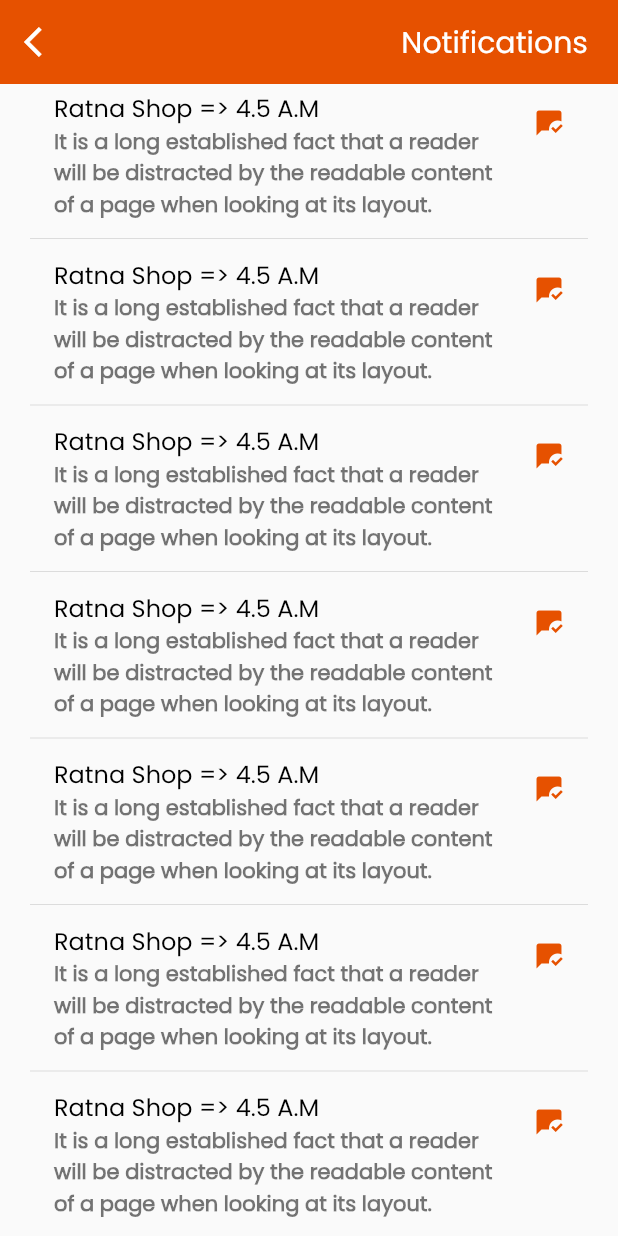
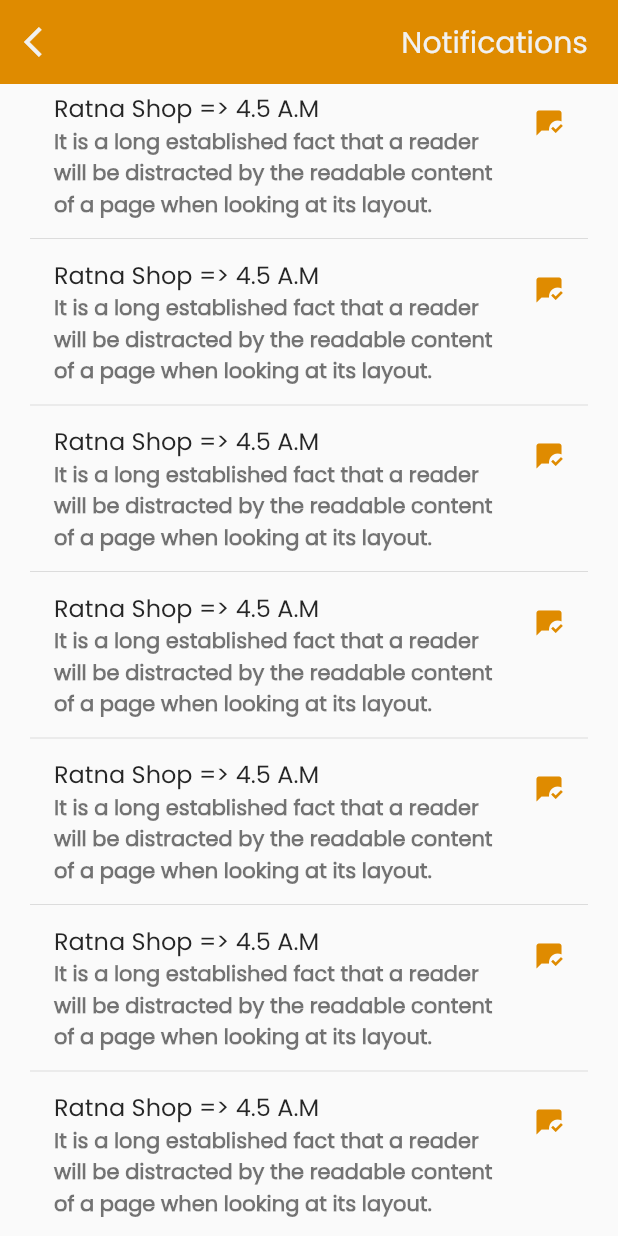
Before and after one commit to tamzid958/kenakata, a Flutter app: the screen it shows after launch, after a tap on the "notifications" icon, on a phone screen of 412 x 824 dp. Run offline on Flutter 3.47's test engine with Material 2 defaults, Android fonts, the phone set to English and light mode, and no system bars; our stand-ins replace flutter_svg, lottie.

Commit message:
color _globalization

```diff
--- a/lib/constants.dart
+++ b/lib/constants.dart
@@ -1,5 +1,8 @@
 import 'package:flutter/material.dart';
 
-const kTextColor = Color(0xFF535353);
-const kTextLightColor = Color(0xFFACACAC);
+const kTextColor = Color(0xFF262626);
+const kTextLightColor = Color(0xFFF1F1F1);
+const kOrangeColor = Color(0xFFDF8B00);
+const kRedColor = Color(0xFFFF3E20);
+const kGreenColor = Color(0xFF329B24);
 const KdefaultPaddin = 20.0;
--- a/lib/screens/home/components/body.dart
+++ b/lib/screens/home/components/body.dart
@@ -40,14 +40,14 @@ class Body extends StatelessWidget {
                     Text(
                       "Trending Deals",
                       style: TextStyle(
-                          color: Colors.black,
+                          color: kTextColor,
                           fontWeight: FontWeight.bold,
                           fontSize: 16),
                     ),
                     RotatedBox(
                       quarterTurns: 1,
                       child: IconButton(
-                          color: Colors.orange[900],
+                          color: kOrangeColor,
                           icon: Icon(Icons.arrow_circle_up),
                           iconSize: 30,
                           onPressed: () {}),
--- a/lib/screens/home/components/products.dart
+++ b/lib/screens/home/components/products.dart
@@ -29,11 +29,11 @@ class ProductCard extends StatelessWidget {
                 decoration: BoxDecoration(
                   image: DecorationImage(
                     colorFilter: ColorFilter.mode(
-                        Colors.white.withOpacity(0.3), BlendMode.dstIn),
+                        kTextLightColor.withOpacity(0.3), BlendMode.dstIn),
                     image: AssetImage(product.image),
                     fit: BoxFit.cover,
                   ),
-                  color: Colors.black87,
+                  color: kTextColor,
                   borderRadius: BorderRadius.circular(7),
                 ),
                 child: Column(
@@ -45,7 +45,7 @@ class ProductCard extends StatelessWidget {
                           icon: Icon(product.wishlist == false
                               ? Icons.favorite_border
                               : Icons.favorite),
-                          color: Colors.red,
+                          color: kRedColor,
                           onPressed: () {}),
                     ),
                     Container(
@@ -55,7 +55,7 @@ class ProductCard extends StatelessWidget {
                       child: Text(
                         product.title,
                         style: TextStyle(
-                          color: Colors.white,
+                          color: kTextLightColor,
                           fontWeight: FontWeight.w400,
                           //fontSize: 12.0,
                         ),
@@ -67,7 +67,7 @@ class ProductCard extends StatelessWidget {
                       child: Text(
                         "৳ " + product.price.toString(),
                         style: TextStyle(
-                          color: Colors.white,
+                          color: kTextLightColor,
                           fontWeight: FontWeight.bold,
                           //fontSize: 12.0,
                         ),
--- a/lib/screens/home/components/shops.dart
+++ b/lib/screens/home/components/shops.dart
@@ -1,4 +1,5 @@
 import 'package:flutter/material.dart';
+import 'package:kenakata/constants.dart';
 import 'package:kenakata/models/shop.dart';
 
 class ShopCard extends StatelessWidget {
@@ -32,11 +33,11 @@ class ShopCard extends StatelessWidget {
                 decoration: BoxDecoration(
                     image: DecorationImage(
                       colorFilter: ColorFilter.mode(
-                          Colors.white.withOpacity(0.3), BlendMode.dstIn),
+                          kTextLightColor.withOpacity(0.3), BlendMode.dstIn),
                       image: AssetImage(shop.image),
                       fit: BoxFit.cover,
                     ),
-                    color: Colors.black87,
+                    color: kTextColor,
                     borderRadius: BorderRadius.all(Radius.circular(7.0))),
                 child: Column(
                   crossAxisAlignment: CrossAxisAlignment.start,
@@ -45,7 +46,7 @@ class ShopCard extends StatelessWidget {
                       shop.title,
                       style: TextStyle(
                           fontSize: 10,
-                          color: Colors.white,
+                          color: kTextLightColor,
                           fontWeight: FontWeight.bold),
                     ),
                     Row(
@@ -56,13 +57,13 @@ class ShopCard extends StatelessWidget {
                             "Rating : " + shop.rating.toString(),
                             style: TextStyle(
                               fontSize: 7,
-                              color: Colors.white,
+                              color: kTextLightColor,
                             ),
                           ),
                           Icon(
                             Icons.star,
                             size: 9,
-                            color: Colors.orange[900],
+                            color: kOrangeColor,
                           )
                         ]),
                     Row(
@@ -74,12 +75,12 @@ class ShopCard extends StatelessWidget {
                           "Visit Now  ",
                           style: TextStyle(
                               fontSize: 7,
-                              color: Colors.white,
+                              color: kTextLightColor,
                               fontWeight: FontWeight.bold),
                         ),
                         Icon(
                           Icons.arrow_forward_ios,
-                          color: Colors.white,
+                          color: kTextLightColor,
                           size: 9,
                         )
                       ],
--- a/lib/screens/home/home.dart
+++ b/lib/screens/home/home.dart
@@ -1,5 +1,6 @@
 import 'package:flutter/material.dart';
 import 'package:flutter_svg/flutter_svg.dart';
+import 'package:kenakata/constants.dart';
 import 'package:kenakata/screens/home/components/body.dart';
 import 'package:kenakata/screens/notifications/notifications.dart';
 
@@ -16,7 +17,7 @@ class HomeScreen extends StatelessWidget {
 
 AppBar buildAppBar(BuildContext context) {
   return AppBar(
-    backgroundColor: Colors.white,
+    backgroundColor: kTextLightColor,
     elevation: 0,
     leading: Row(
       mainAxisAlignment: MainAxisAlignment.center,
@@ -32,7 +33,7 @@ AppBar buildAppBar(BuildContext context) {
     actions: <Widget>[
       IconButton(
         icon: Icon(Icons.notifications_outlined),
-        color: Colors.black87,
+        color: kTextColor,
         onPressed: () {
           Navigator.push(
             context,
@@ -42,12 +43,12 @@ AppBar buildAppBar(BuildContext context) {
       ),
       IconButton(
         icon: Icon(Icons.shopping_bag_outlined),
-        color: Colors.black87,
+        color: kTextColor,
         onPressed: () {},
       ),
       IconButton(
         icon: Icon(Icons.person_outline_rounded),
-        color: Colors.black87,
+        color: kTextColor,
         onPressed: () {},
       )
     ],
--- a/lib/screens/itemdetails/components/body.dart
+++ b/lib/screens/itemdetails/components/body.dart
@@ -28,11 +28,11 @@ class Body extends StatelessWidget {
                         decoration: BoxDecoration(
                       image: DecorationImage(
                         colorFilter: ColorFilter.mode(
-                            Colors.white.withOpacity(0.3), BlendMode.dstIn),
+                            kTextLightColor.withOpacity(0.3), BlendMode.dstIn),
                         image: AssetImage(product.image),
                         fit: BoxFit.cover,
                       ),
-                      color: Colors.black87,
+                      color: kTextColor,
                     )),
                     Container(
                       margin: EdgeInsets.only(top: size.height * 0.3),
@@ -42,7 +42,7 @@ class Body extends StatelessWidget {
                           left: KdefaultPaddin,
                           right: KdefaultPaddin),
                       decoration: BoxDecoration(
-                        color: Colors.white,
+                        color: kTextLightColor,
                         borderRadius: BorderRadius.only(
                           topLeft: Radius.circular(20),
                           topRight: Radius.circular(20),
--- a/lib/screens/itemdetails/components/productTitleWithImage.dart
+++ b/lib/screens/itemdetails/components/productTitleWithImage.dart
@@ -17,14 +17,14 @@ class ProductTitleWithImage extends StatelessWidget {
         children: <Widget>[
           Text(
             product.title,
-            style: TextStyle(color: Colors.white),
+            style: TextStyle(color: kTextLightColor),
           ),
           Text(
             product.shopNameByIdPerProduct,
             style: Theme.of(context)
                 .textTheme
                 .headline4
-                .copyWith(color: Colors.white, fontWeight: FontWeight.bold),
+                .copyWith(color: kTextLightColor, fontWeight: FontWeight.bold),
           ),
           Row(
             children: <Widget>[
@@ -34,7 +34,7 @@ class ProductTitleWithImage extends StatelessWidget {
                 TextSpan(
                     text: "৳" + product.price.toString(),
                     style: Theme.of(context).textTheme.headline4.copyWith(
-                        color: Colors.white, fontWeight: FontWeight.bold)),
+                        color: kTextLightColor, fontWeight: FontWeight.bold)),
               ]))
             ],
           )
--- a/lib/screens/itemdetails/components/wishlist_measured_unit.dart
+++ b/lib/screens/itemdetails/components/wishlist_measured_unit.dart
@@ -24,11 +24,11 @@ class WishlistMeasuredUnit extends StatelessWidget {
                     icon: Icon(product.wishlist == false
                         ? Icons.favorite_border
                         : Icons.favorite),
-                    color: Colors.red,
+                    color: kRedColor,
                     iconSize: 35,
                   ),
                   decoration: BoxDecoration(
-                    color: Colors.black87,
+                    color: kTextColor,
                     borderRadius: BorderRadius.all(
                       Radius.circular(7),
                     ),
--- a/lib/screens/notifications/notification_list.dart
+++ b/lib/screens/notifications/notification_list.dart
@@ -1,4 +1,5 @@
 import 'package:flutter/material.dart';
+import 'package:kenakata/constants.dart';
 import 'package:kenakata/models/push_notification.dart';
 
 class NotificationCard extends StatelessWidget {
@@ -12,7 +13,7 @@ class NotificationCard extends StatelessWidget {
       child: ListTile(
         title: Text(
           pushNotification.title + " => " + pushNotification.time,
-          style: TextStyle(color: Colors.black),
+          style: TextStyle(color: kTextColor),
         ),
         subtitle: Text(
           pushNotification.description,
@@ -24,7 +25,7 @@ class NotificationCard extends StatelessWidget {
             Icon(
               Icons.mark_chat_read,
               size: 20.0,
-              color: Colors.orange[900],
+              color: kOrangeColor,
             ),
           ],
         ),
--- a/lib/screens/notifications/notifications.dart
+++ b/lib/screens/notifications/notifications.dart
@@ -15,11 +15,11 @@ class NotificationScreen extends StatelessWidget {
 
 AppBar buildAppBar(BuildContext context) {
   return AppBar(
-    backgroundColor: Colors.orange[900],
+    backgroundColor: kOrangeColor,
     elevation: 0,
     leading: IconButton(
       icon: Icon(Icons.arrow_back_ios),
-      color: Colors.white,
+      color: kTextLightColor,
       onPressed: () => Navigator.pop(context),
     ),
     actions: <Widget>[
@@ -30,7 +30,7 @@ AppBar buildAppBar(BuildContext context) {
             style: Theme.of(context)
                 .textTheme
                 .headline6
-                .copyWith(color: Colors.white)),
+                .copyWith(color: kTextLightColor)),
       )
     ],
   );
--- a/lib/screens/splashscreen/components/body.dart
+++ b/lib/screens/splashscreen/components/body.dart
@@ -1,4 +1,5 @@
 import 'package:flutter/material.dart';
+import 'package:kenakata/constants.dart';
 import 'package:lottie/lottie.dart';
 
 class Body extends StatelessWidget {
@@ -19,7 +20,7 @@ class Body extends StatelessWidget {
                 style: Theme.of(context)
                     .textTheme
                     .headline3
-                    .copyWith(color: Colors.white)),
+                    .copyWith(color: kTextLightColor)),
           ),
         ],
       ),
--- a/lib/screens/splashscreen/splash_screen.dart
+++ b/lib/screens/splashscreen/splash_screen.dart
@@ -1,4 +1,5 @@
 import 'package:flutter/material.dart';
+import 'package:kenakata/constants.dart';
 import 'package:kenakata/screens/home/home.dart';
 import 'package:kenakata/screens/splashscreen/components/body.dart';
 
@@ -25,7 +26,7 @@ class SplashScreenState extends State<SplashScreen> {
   @override
   Widget build(BuildContext context) {
     return Scaffold(
-      backgroundColor: Colors.orange[900],
+      backgroundColor: kOrangeColor,
       body: Body(),
     );
   }
```
Also changed, not shown: lib/screens/itemdetails/components/add_to_cart_and_visit_shop.dart (+5 -4 lines), lib/screens/itemdetails/components/availability.dart (+3 -4 lines), lib/screens/itemdetails/details_screen.dart (+6 -5 lines).
